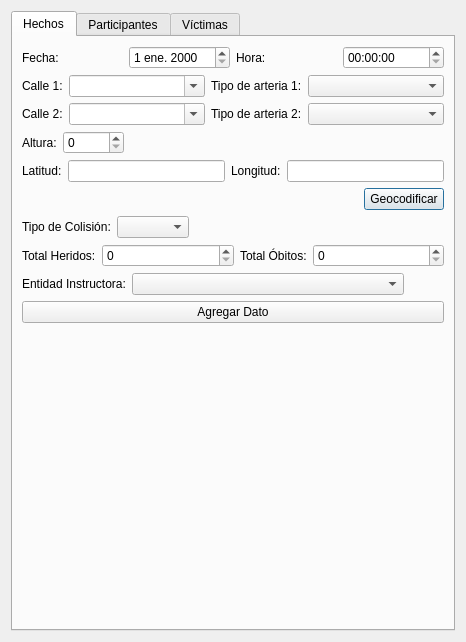
Qt form designer/gui_feu.ui (IvanBodnar/feu) before a commit.
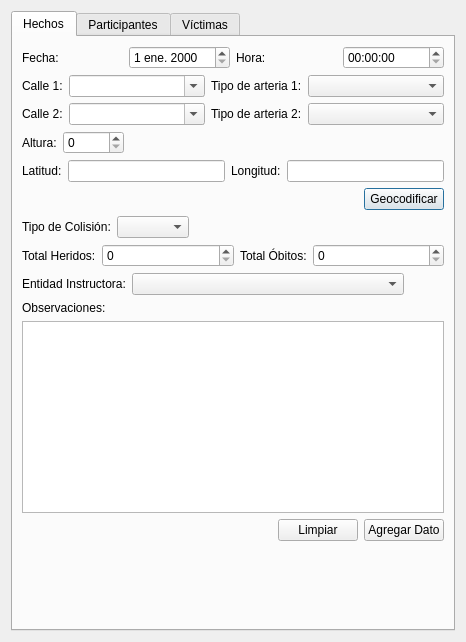
The same form after that commit.

Commit message: Falta cambiar lat long a spinbox en gui

Patch:
```diff
--- a/designer/gui_feu.ui
+++ b/designer/gui_feu.ui
@@ -354,12 +354,46 @@
         </layout>
        </item>
        <item>
-        <widget class="QPushButton" name="addHecho_pushButton">
+        <widget class="QLabel" name="label_21">
          <property name="text">
-          <string>Agregar Dato</string>
+          <string>Observaciones:</string>
          </property>
         </widget>
        </item>
+       <item>
+        <widget class="QPlainTextEdit" name="observaciones_plainTextEdit"/>
+       </item>
+       <item>
+        <layout class="QHBoxLayout" name="horizontalLayout_14">
+         <item>
+          <spacer name="horizontalSpacer_12">
+           <property name="orientation">
+            <enum>Qt::Horizontal</enum>
+           </property>
+           <property name="sizeHint" stdset="0">
+            <size>
+             <width>40</width>
+             <height>20</height>
+            </size>
+           </property>
+          </spacer>
+         </item>
+         <item>
+          <widget class="QPushButton" name="clearHechos_pushButton">
+           <property name="text">
+            <string>Limpiar</string>
+           </property>
+          </widget>
+         </item>
+         <item>
+          <widget class="QPushButton" name="addHecho_pushButton">
+           <property name="text">
+            <string>Agregar Dato</string>
+           </property>
+          </widget>
+         </item>
+        </layout>
+       </item>
        <item>
         <spacer name="verticalSpacer">
          <property name="orientation">
```
The commit also changes 4 other files.
